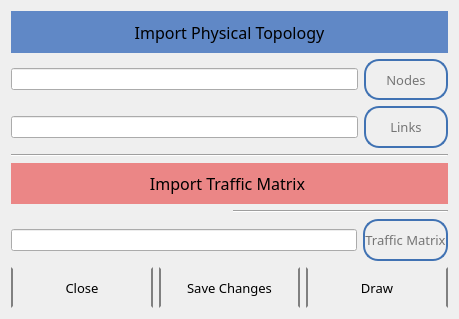
Old version of the form Ui_files/new_ui/importui.ui in the repository farzad1132/NetPlanner.
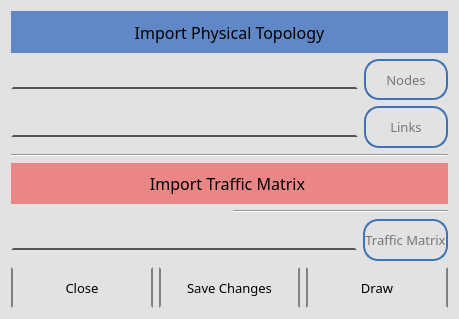
New version of the form.

Commit message: new line-edit style

```diff
--- a/Ui_files/new_ui/importui.ui
+++ b/Ui_files/new_ui/importui.ui
@@ -13,6 +13,9 @@
   <property name="windowTitle">
    <string>ImportMenuUI</string>
   </property>
+  <property name="styleSheet">
+   <string notr="true">background-color:rgb(226, 226, 226);</string>
+  </property>
   <layout class="QGridLayout" name="gridLayout">
    <item row="0" column="0" colspan="2">
     <widget class="QLabel" name="PlanningLabel">
@@ -47,7 +50,20 @@
    <item row="1" column="0" colspan="2">
     <layout class="QHBoxLayout" name="horizontalLayout">
      <item>
-      <widget class="QLineEdit" name="NodeLineEdit"/>
+      <widget class="QLineEdit" name="NodeLineEdit">
+       <property name="styleSheet">
+        <string notr="true">QLineEdit {
+ 
+    border: 2px solid rgb(226, 226, 226);
+	border-bottom-color: rgb(86, 86, 86);
+    padding: 0 8px;
+    
+    selection-background-color: darkgray; 
+	font: 8pt &quot;Bahnschrift&quot;;
+
+}</string>
+       </property>
+      </widget>
      </item>
      <item>
       <widget class="QPushButton" name="NodeButton">
@@ -102,7 +118,20 @@
    <item row="2" column="0" colspan="2">
     <layout class="QHBoxLayout" name="horizontalLayout_3">
      <item>
-      <widget class="QLineEdit" name="LinkLineEdit"/>
+      <widget class="QLineEdit" name="LinkLineEdit">
+       <property name="styleSheet">
+        <string notr="true">QLineEdit {
+ 
+    border: 2px solid rgb(226, 226, 226);
+	border-bottom-color: rgb(86, 86, 86);
+    padding: 0 8px;
+    
+    selection-background-color: darkgray; 
+	font: 8pt &quot;Bahnschrift&quot;;
+
+}</string>
+       </property>
+      </widget>
      </item>
      <item>
       <widget class="QPushButton" name="LinkButton">
@@ -171,7 +200,20 @@
    <item row="6" column="0" colspan="2">
     <layout class="QHBoxLayout" name="horizontalLayout_2">
      <item>
-      <widget class="QLineEdit" name="TrafficLineEdit"/>
+      <widget class="QLineEdit" name="TrafficLineEdit">
+       <property name="styleSheet">
+        <string notr="true">QLineEdit {
+ 
+    border: 2px solid rgb(226, 226, 226);
+	border-bottom-color: rgb(86, 86, 86);
+    padding: 0 8px;
+    
+    selection-background-color: darkgray; 
+	font: 8pt &quot;Bahnschrift&quot;;
+
+}</string>
+       </property>
+      </widget>
      </item>
      <item>
       <widget class="QPushButton" name="TrafficButton">
```
The commit also changes 4 other files.
